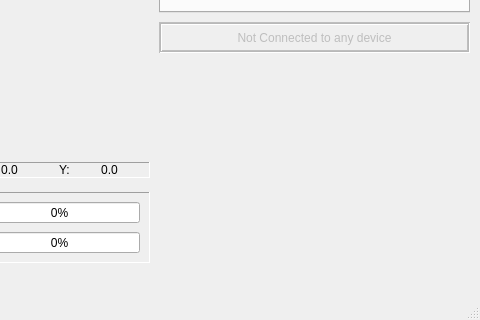
ronnymajani/CarBasicESP32, file HostPanel/host_panel.ui: the form before one commit; both pictures show x 361 to 841 and y 288 to 608 of the 841 by 608 pixel window.
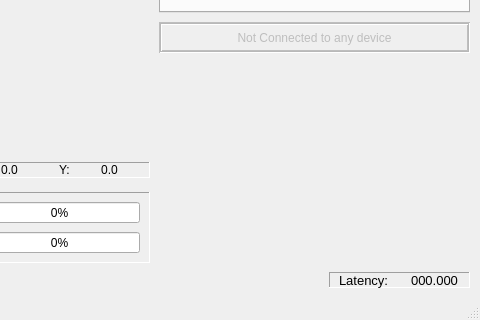
The form after the commit.

Commit message: Added a field for Network Latency; Update interval 250ms

Patch:
```diff
--- a/HostPanel/host_panel.ui
+++ b/HostPanel/host_panel.ui
@@ -1043,6 +1043,61 @@
      <set>Qt::AlignCenter</set>
     </property>
    </widget>
+   <widget class="QFrame" name="frame_network_latency">
+    <property name="geometry">
+     <rect>
+      <x>690</x>
+      <y>560</y>
+      <width>141</width>
+      <height>16</height>
+     </rect>
+    </property>
+    <property name="frameShape">
+     <enum>QFrame::Panel</enum>
+    </property>
+    <property name="frameShadow">
+     <enum>QFrame::Sunken</enum>
+    </property>
+    <widget class="QLabel" name="network_latency_label">
+     <property name="geometry">
+      <rect>
+       <x>10</x>
+       <y>0</y>
+       <width>61</width>
+       <height>16</height>
+      </rect>
+     </property>
+     <property name="font">
+      <font>
+       <pointsize>10</pointsize>
+      </font>
+     </property>
+     <property name="text">
+      <string>Latency:</string>
+     </property>
+    </widget>
+    <widget class="QLabel" name="network_latency_value">
+     <property name="geometry">
+      <rect>
+       <x>70</x>
+       <y>0</y>
+       <width>71</width>
+       <height>16</height>
+      </rect>
+     </property>
+     <property name="font">
+      <font>
+       <pointsize>10</pointsize>
+      </font>
+     </property>
+     <property name="text">
+      <string>000.000</string>
+     </property>
+     <property name="alignment">
+      <set>Qt::AlignCenter</set>
+     </property>
+    </widget>
+   </widget>
    <zorder>panel_canvas</zorder>
    <zorder>frame_details</zorder>
    <zorder>frame_pwm</zorder>
```
Left out of the diff: 1 changed line with no effect on the pictures. The commit also changes 4 other files.
